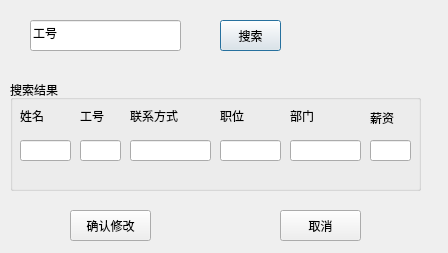
Above: ManageSystem/alter.ui from skyformat99/ManagerSystem before the change. Below: the same form after it.
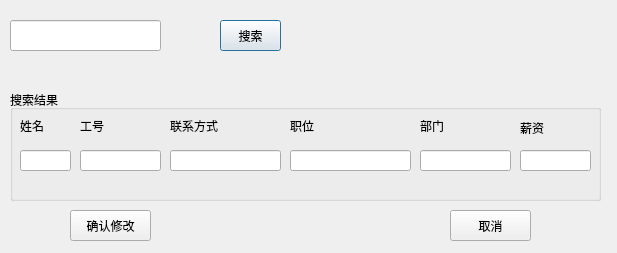
That is the form after the change.

```diff
--- a/ManageSystem/alter.ui
+++ b/ManageSystem/alter.ui
@@ -6,7 +6,7 @@
    <rect>
     <x>0</x>
     <y>0</y>
-    <width>448</width>
+    <width>617</width>
     <height>253</height>
    </rect>
   </property>
@@ -29,14 +29,14 @@
   <widget class="QLineEdit" name="searchLineEdit">
    <property name="geometry">
     <rect>
-     <x>30</x>
+     <x>10</x>
      <y>20</y>
      <width>151</width>
      <height>31</height>
     </rect>
    </property>
    <property name="text">
-    <string>工号</string>
+    <string/>
    </property>
   </widget>
   <widget class="QPushButton" name="okBtn">
@@ -55,7 +55,7 @@
   <widget class="QPushButton" name="cancelBtn">
    <property name="geometry">
     <rect>
-     <x>280</x>
+     <x>450</x>
      <y>210</y>
      <width>81</width>
      <height>31</height>
@@ -69,8 +69,8 @@
    <property name="geometry">
     <rect>
      <x>10</x>
-     <y>80</y>
-     <width>411</width>
+     <y>90</y>
+     <width>591</width>
      <height>111</height>
     </rect>
    </property>
@@ -106,7 +106,7 @@
    <widget class="QLabel" name="connLabel">
     <property name="geometry">
      <rect>
-      <x>120</x>
+      <x>160</x>
       <y>30</y>
       <width>54</width>
       <height>12</height>
@@ -119,7 +119,7 @@
    <widget class="QLabel" name="posiLabel">
     <property name="geometry">
      <rect>
-      <x>210</x>
+      <x>280</x>
       <y>30</y>
       <width>54</width>
       <height>12</height>
@@ -132,7 +132,7 @@
    <widget class="QLabel" name="departLabel">
     <property name="geometry">
      <rect>
-      <x>280</x>
+      <x>410</x>
       <y>30</y>
       <width>54</width>
       <height>12</height>
@@ -153,11 +153,14 @@
     </property>
    </widget>
    <widget class="QLineEdit" name="jobNumLineEdit">
+    <property name="enabled">
+     <bool>true</bool>
+    </property>
     <property name="geometry">
      <rect>
       <x>70</x>
       <y>60</y>
-      <width>41</width>
+      <width>81</width>
       <height>21</height>
      </rect>
     </property>
@@ -165,9 +168,9 @@
    <widget class="QLineEdit" name="connLineEdit">
     <property name="geometry">
      <rect>
-      <x>120</x>
+      <x>160</x>
       <y>60</y>
-      <width>81</width>
+      <width>111</width>
       <height>21</height>
      </rect>
     </property>
@@ -175,9 +178,9 @@
    <widget class="QLineEdit" name="posiLineEdit">
     <property name="geometry">
      <rect>
-      <x>210</x>
+      <x>280</x>
       <y>60</y>
-      <width>61</width>
+      <width>121</width>
       <height>21</height>
      </rect>
     </property>
@@ -185,9 +188,9 @@
    <widget class="QLineEdit" name="departLineEdit">
     <property name="geometry">
      <rect>
-      <x>280</x>
+      <x>410</x>
       <y>60</y>
-      <width>71</width>
+      <width>91</width>
       <height>21</height>
      </rect>
     </property>
@@ -195,7 +198,7 @@
    <widget class="QLabel" name="salaLabel">
     <property name="geometry">
      <rect>
-      <x>360</x>
+      <x>510</x>
       <y>30</y>
       <width>41</width>
       <height>16</height>
@@ -208,9 +211,9 @@
    <widget class="QLineEdit" name="salaLineEdit">
     <property name="geometry">
      <rect>
-      <x>360</x>
+      <x>510</x>
       <y>60</y>
-      <width>41</width>
+      <width>71</width>
       <height>21</height>
      </rect>
     </property>
```
